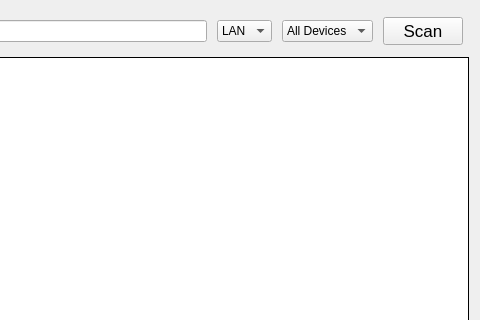
Qt form source/widget/megainterface.ui (ww4u/mct-t4) before a commit; both pictures show x 163 to 643 and y 0 to 320 of the 643 by 451 pixel window.
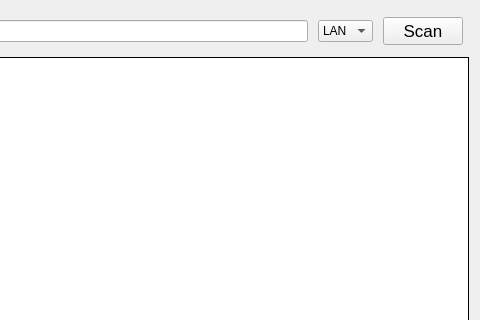
The same form after that commit. Icons and pictures are not drawn.

What changed in the file:
```diff
--- a/source/widget/megainterface.ui
+++ b/source/widget/megainterface.ui
@@ -90,26 +90,6 @@
        </item>
       </widget>
      </item>
-     <item>
-      <widget class="QComboBox" name="comboBox_Product">
-       <property name="sizePolicy">
-        <sizepolicy hsizetype="Preferred" vsizetype="Fixed">
-         <horstretch>0</horstretch>
-         <verstretch>0</verstretch>
-        </sizepolicy>
-       </property>
-       <item>
-        <property name="text">
-         <string>All Devices</string>
-        </property>
-       </item>
-       <item>
-        <property name="text">
-         <string>MRX-H2</string>
-        </property>
-       </item>
-      </widget>
-     </item>
      <item>
       <widget class="QPushButton" name="pushButton_Scan">
        <property name="sizePolicy">
```
